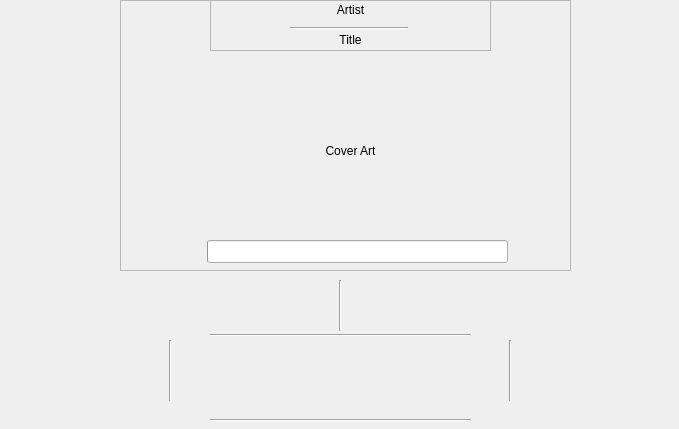
Old version of the form SongScreen.ui in the repository davjd/music-player.
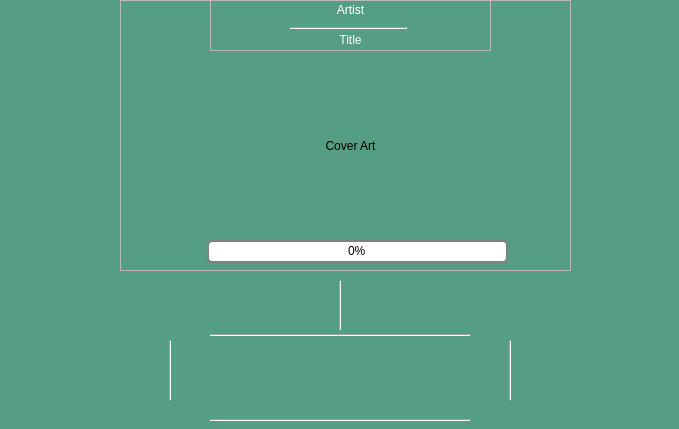
New version of the form. Icons and pictures are not drawn.

Commit message: Edited the UI, no major changes though.

Patch:
```diff
--- a/SongScreen.ui
+++ b/SongScreen.ui
@@ -110,6 +110,9 @@
      <property name="layoutDirection">
       <enum>Qt::LeftToRight</enum>
      </property>
+     <property name="styleSheet">
+      <string notr="true">color:white;</string>
+     </property>
      <property name="frameShape">
       <enum>QFrame::NoFrame</enum>
      </property>
@@ -132,6 +135,10 @@
      <property name="layoutDirection">
       <enum>Qt::LeftToRight</enum>
      </property>
+     <property name="styleSheet">
+      <string notr="true">color:white;
+</string>
+     </property>
      <property name="frameShape">
       <enum>QFrame::NoFrame</enum>
      </property>
@@ -162,7 +169,7 @@
       <x>90</x>
       <y>50</y>
       <width>281</width>
-      <height>201</height>
+      <height>191</height>
      </rect>
     </property>
     <property name="text">
@@ -187,11 +194,24 @@
       <height>23</height>
      </rect>
     </property>
+    <property name="styleSheet">
+     <string notr="true">QProgressBar {
+    border: 2px solid grey;
+    border-radius: 5px;
+	text-align: center;
+}
+
+QProgressBar::chunk {
+    background-color: #CD96CD;
+    width: 10px;
+    margin: 0.5px;
+}</string>
+    </property>
     <property name="value">
      <number>0</number>
     </property>
     <property name="textVisible">
-     <bool>false</bool>
+     <bool>true</bool>
     </property>
     <property name="orientation">
      <enum>Qt::Horizontal</enum>
@@ -374,9 +394,7 @@
     <bool>false</bool>
    </property>
    <property name="styleSheet">
-    <string notr="true">* {
-	background-color: rgba(0,125,0,0);
-}
+    <string notr="true">background-color: rgba(0,125,0,0);
 
 </string>
    </property>
@@ -410,10 +428,41 @@
      <height>51</height>
     </rect>
    </property>
+   <property name="styleSheet">
+    <string notr="true"/>
+   </property>
    <property name="orientation">
     <enum>Qt::Vertical</enum>
    </property>
   </widget>
+  <widget class="QWidget" name="widget" native="true">
+   <property name="geometry">
+    <rect>
+     <x>0</x>
+     <y>-1</y>
+     <width>681</width>
+     <height>431</height>
+    </rect>
+   </property>
+   <property name="autoFillBackground">
+    <bool>false</bool>
+   </property>
+   <property name="styleSheet">
+    <string notr="true">background-color: rgb(85,158,131);</string>
+   </property>
+  </widget>
+  <zorder>widget</zorder>
+  <zorder>line</zorder>
+  <zorder>line_2</zorder>
+  <zorder>line_3</zorder>
+  <zorder>line_4</zorder>
+  <zorder>border</zorder>
+  <zorder>middle</zorder>
+  <zorder>right</zorder>
+  <zorder>left</zorder>
+  <zorder>shuffle</zorder>
+  <zorder>repeat</zorder>
+  <zorder>line_5</zorder>
  </widget>
  <resources/>
  <connections>
```
The commit also changes 3 other files.
